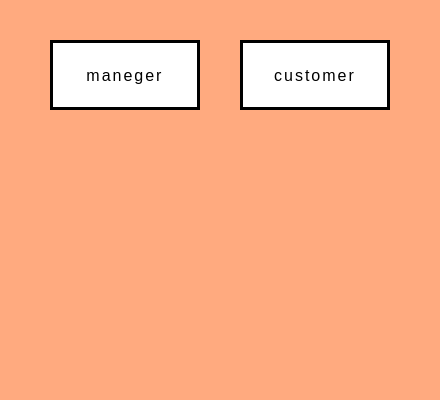
Above: mainwindow.ui from M0tgh3y/MOT-Stor-Qt before the change. Below: the same form after it.
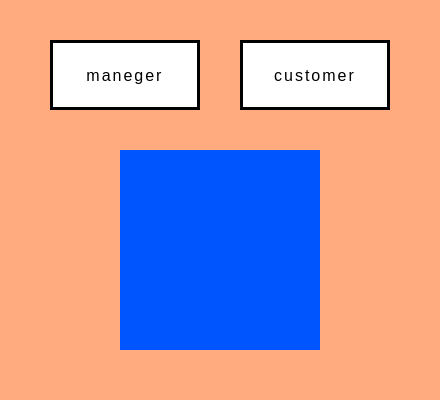
That is the form after the change.

Patch:
```diff
--- a/mainwindow.ui
+++ b/mainwindow.ui
@@ -121,6 +121,22 @@
      <string>customer</string>
     </property>
    </widget>
+   <widget class="QLabel" name="label">
+    <property name="geometry">
+     <rect>
+      <x>120</x>
+      <y>150</y>
+      <width>200</width>
+      <height>200</height>
+     </rect>
+    </property>
+    <property name="styleSheet">
+     <string notr="true">background-color: rgb(0, 85, 255)</string>
+    </property>
+    <property name="text">
+     <string/>
+    </property>
+   </widget>
   </widget>
   <widget class="QMenuBar" name="menubar">
    <property name="geometry">
```
